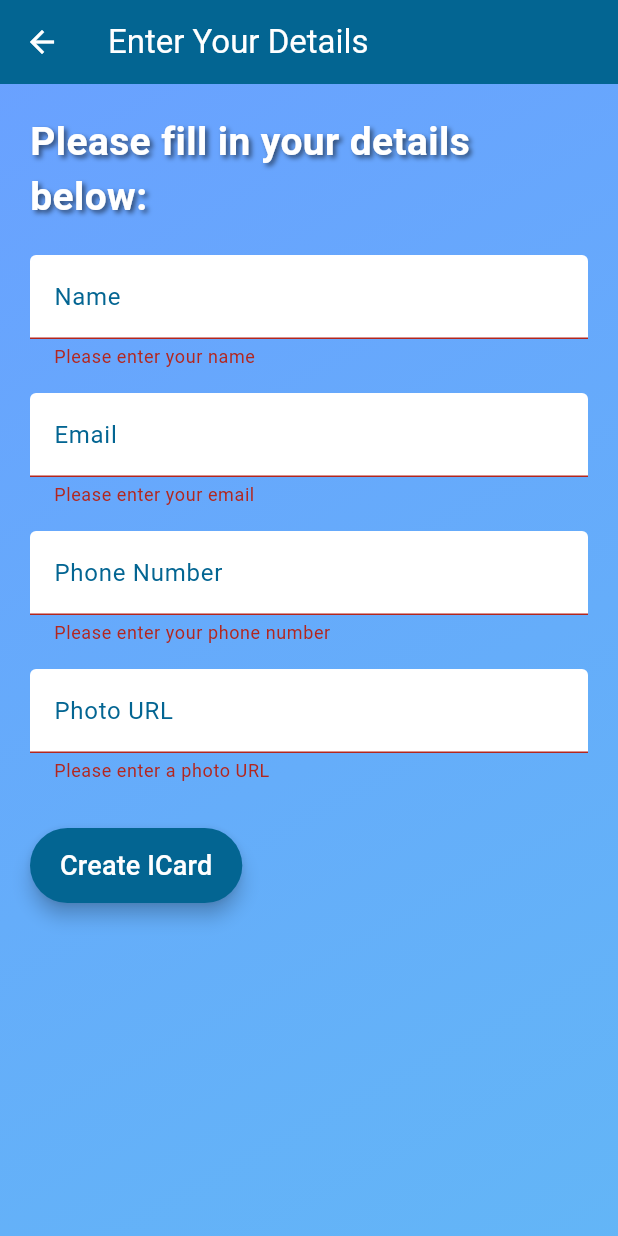
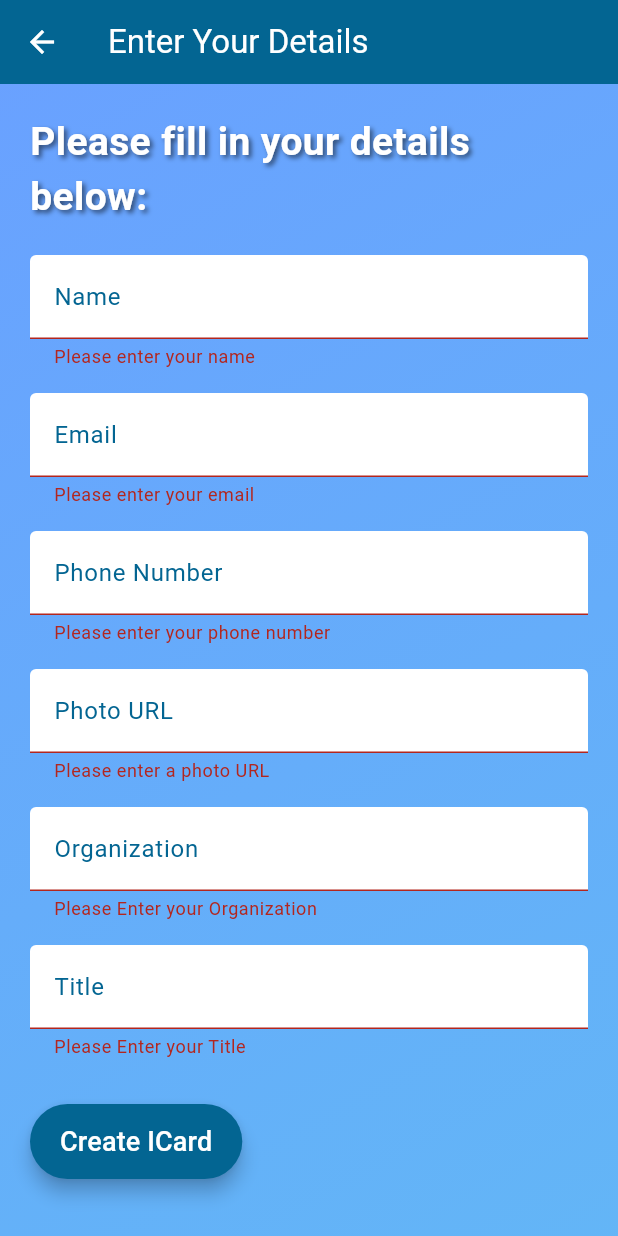
Before and after one commit to Anjalithapaa/ConnectMe, a Flutter app: the FormPage screen opened directly, after a tap on "Create ICard", on a phone screen of 412 x 824 dp. Run offline on Flutter 3.47's test engine with Material 3 defaults, Android fonts, the phone set to English and light mode, and no system bars; network calls fail.

Commit message:
Added title and organization along with styling

```diff
--- a/lib/form_page.dart
+++ b/lib/form_page.dart
@@ -12,6 +12,8 @@ class _FormPageState extends State<FormPage> {
   String email = '';
   String phone = '';
   String photoUrl = '';
+  String title = '';
+  String organization = '';
 
   @override
   Widget build(BuildContext context) {
@@ -101,6 +103,29 @@ class _FormPageState extends State<FormPage> {
                     photoUrl = value;
                   });
                 }),
+                const SizedBox(height: 16,),
+                _buildTextField('Organization','Enter your organization',(value){
+                  if(value == null || value.isEmpty){
+                    return 'Please Enter your Organization';
+                  }
+                  return null;
+                },(value){
+                  setState(() {
+                    organization = value;
+                  });
+                }),
+                const SizedBox(height: 16,),
+                _buildTextField('Title','Enter your Title',(value){
+                  if(value == null || value.isEmpty){
+                    return 'Please Enter your Title';
+                  }
+                  return null;
+                },(value){
+                  setState(() {
+                    title = value;
+                  });
+                }),
+
                 const SizedBox(height: 30),
                 ElevatedButton(
                   onPressed: () {
@@ -113,6 +138,10 @@ class _FormPageState extends State<FormPage> {
                             email: email,
                             phone: phone,
                             photoUrl: photoUrl,
+                            organization: organization,
+                            title: title,
+
+
                           ),
                         ),
                       );
```
Also changed, not shown: lib/business_card.dart (+79 -33 lines).
